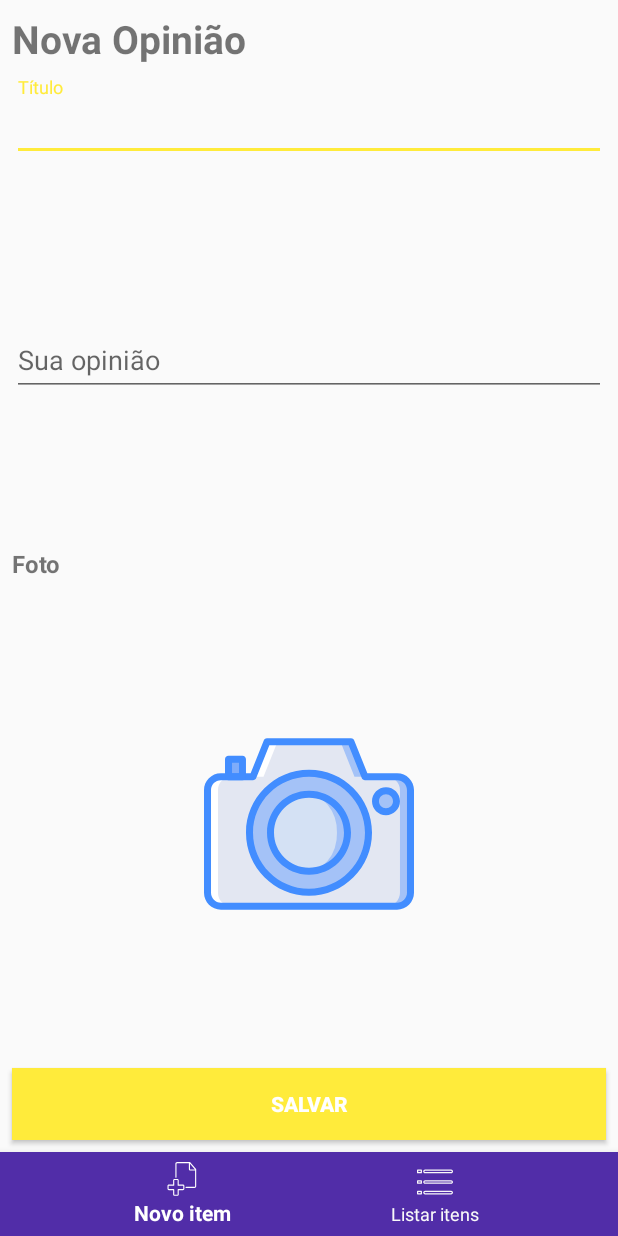
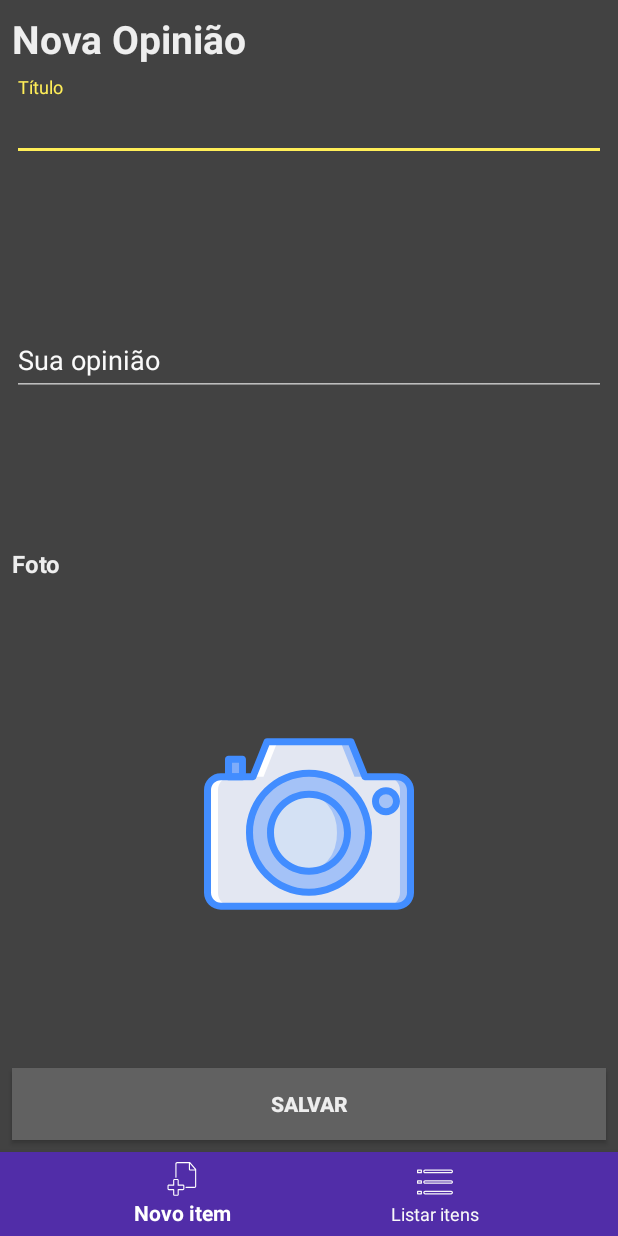
Before and after one commit to ronanlima/IesbAndroid1, an Android app: the screen it shows after launch (MainActivity), on a phone screen of 412 x 824 dp. Run offline under Robolectric (Android 15) with nearby library versions, the phone set to English and light mode, and no system bars.

Commit message:
Exercícios Aula 10 - Item 10.7

```diff
--- a/app/src/main/AndroidManifest.xml
+++ b/app/src/main/AndroidManifest.xml
@@ -17,7 +17,7 @@
         android:label="@string/app_name"
         android:roundIcon="@mipmap/ic_launcher_new_round"
         android:supportsRtl="true"
-        android:theme="@style/AppTheme.NoActionBar">
+        android:theme="@style/AppThemeNight.NoActionBar">
         <activity android:name=".MainActivity">
             <intent-filter>
                 <action android:name="android.intent.action.MAIN" />
--- a/app/src/main/res/layout/fragment_form.xml
+++ b/app/src/main/res/layout/fragment_form.xml
@@ -57,6 +57,31 @@
             android:inputType="textMultiLine" />
     </android.support.design.widget.TextInputLayout>
 
+    <Button
+        android:id="@+id/bt_salvar"
+        android:layout_width="match_parent"
+        android:layout_height="wrap_content"
+        android:layout_marginBottom="@dimen/button_margin_bottom"
+        android:layout_marginEnd="@dimen/button_margin_end"
+        android:layout_marginLeft="@dimen/button_margin_start"
+        android:layout_marginRight="@dimen/button_margin_end"
+        android:layout_marginStart="@dimen/button_margin_start"
+        android:text="@string/salvar"
+        android:textStyle="bold"
+        app:layout_constraintBottom_toBottomOf="parent"
+        app:layout_constraintEnd_toEndOf="parent"
+        app:layout_constraintStart_toStartOf="parent" />
+
+    <ImageView
+        android:id="@+id/iv_camera"
+        android:layout_width="140dp"
+        android:layout_height="140dp"
+        android:background="@drawable/ic_camera"
+        app:layout_constraintBottom_toTopOf="@id/bt_salvar"
+        app:layout_constraintEnd_toEndOf="parent"
+        app:layout_constraintStart_toStartOf="parent"
+        app:layout_constraintTop_toBottomOf="@id/tv_photo" />
+
     <TextView
         android:id="@+id/tv_photo"
         android:layout_width="wrap_content"
@@ -68,31 +93,7 @@
         android:textStyle="bold"
         app:layout_constraintBottom_toTopOf="@id/iv_camera"
         app:layout_constraintStart_toStartOf="parent"
+        app:layout_constraintLeft_toLeftOf="parent"
         app:layout_constraintTop_toBottomOf="@+id/til_opiniao" />
 
-    <ImageView
-        android:id="@+id/iv_camera"
-        android:layout_width="140dp"
-        android:layout_height="140dp"
-        android:background="@drawable/ic_camera"
-        app:layout_constraintBottom_toTopOf="@id/bt_salvar"
-        app:layout_constraintEnd_toEndOf="parent"
-        app:layout_constraintStart_toStartOf="parent"
-        app:layout_constraintTop_toBottomOf="@id/tv_photo" />
-
-    <Button
-        android:id="@+id/bt_salvar"
-        android:layout_width="match_parent"
-        android:layout_height="wrap_content"
-        android:layout_marginBottom="8dp"
-        android:layout_marginEnd="8dp"
-        android:layout_marginStart="8dp"
-        android:background="@color/colorAccent"
-        android:text="@string/salvar"
-        android:textColor="#fff"
-        android:textStyle="bold"
-        app:layout_constraintBottom_toBottomOf="parent"
-        app:layout_constraintEnd_toEndOf="parent"
-        app:layout_constraintStart_toStartOf="parent" />
-
 </android.support.constraint.ConstraintLayout>
--- a/app/src/main/res/values/colors.xml
+++ b/app/src/main/res/values/colors.xml
@@ -9,4 +9,13 @@
     <color name="colorDivider">#BDBDBD</color>
     <color name="background">#F9F9F9</color>
     <color name="branco">#fff</color>
+
+    <color name="night_colorPrimary">#616161</color>
+    <color name="night_colorPrimaryDark">#212121</color>
+    <color name="night_colorAccent">#FFEE58</color>
+    <color name="night_colorBackground">#424242</color>
+    <color name="night_textColor">#EEEEEE</color>
+    <color name="night_textColorSecondary">#BDBDBD</color>
+    <color name="night_textColorHint">#FAFAFA</color>
+    <color name="night_divider">#FFF9C4</color>
 </resources>
--- /dev/null
+++ b/app/src/main/res/values/dimens.xml
@@ -0,0 +1,5 @@
+<resources>
+    <dimen name="button_margin_start">8dp</dimen>
+    <dimen name="button_margin_end">8dp</dimen>
+    <dimen name="button_margin_bottom">8dp</dimen>
+</resources>
--- a/app/src/main/res/values/styles.xml
+++ b/app/src/main/res/values/styles.xml
@@ -6,9 +6,15 @@
         <item name="colorPrimary">@color/colorPrimary</item>
         <item name="colorPrimaryDark">@color/colorPrimaryDark</item>
         <item name="colorAccent">@color/colorAccent</item>
+        <item name="android:buttonStyle">@style/MyButtonStyle</item>
     </style>
 
     <style name="AppTheme.NoActionBar" parent="AppTheme">
+        <item name="windowNoTitle">true</item>
+        <item name="windowActionBar">false</item>
+    </style>
+
+    <style name="AppThemeNight.NoActionBar" parent="AppThemeNight">
         <item name="windowNoTitle">true</item>
         <item name="windowActionBar">false</item>
     </style>
@@ -17,4 +23,35 @@
         <item name="windowNoTitle">true</item>
     </style>
 
+    <style name="AppThemeNight" parent="Theme.AppCompat">
+        <item name="colorPrimary">@color/night_colorPrimary</item>
+        <item name="colorPrimaryDark">@color/night_colorPrimaryDark</item>
+        <item name="colorAccent">@color/night_colorAccent</item>
+        <item name="android:colorBackground">@color/night_colorBackground</item>
+        <item name="android:textColor">@color/night_textColor</item>
+        <item name="android:textColorHint">@color/night_textColorHint</item>
+        <item name="android:textColorPrimary">@color/night_textColor</item>
+        <item name="android:textColorSecondary">@color/night_textColorSecondary</item>
+        <item name="android:buttonStyle">@style/NightButtonStyle</item>
+    </style>
+
+    <style name="NightButtonStyle" parent="Widget.AppCompat.Button">
+        <item name="android:textColor">@color/night_textColor</item>
+        <item name="android:layout_width">match_parent</item>
+        <item name="android:layout_height">wrap_content</item>
+        <item name="android:layout_marginLeft">@dimen/button_margin_start</item>
+        <item name="android:layout_marginStart">@dimen/button_margin_start</item>
+        <item name="android:layout_marginEnd">@dimen/button_margin_end</item>
+        <item name="android:layout_marginRight">@dimen/button_margin_end</item>
+        <item name="android:layout_marginBottom">@dimen/button_margin_bottom</item>
+        <item name="android:background">@color/night_colorPrimary</item>
+    </style>
+
+    <style name="MyButtonStyle" parent="Widget.AppCompat.Button">
+        <item name="android:textColor">@color/branco</item>
+        <item name="android:layout_width">match_parent</item>
+        <item name="android:layout_height">wrap_content</item>
+        <item name="android:background">@color/colorAccent</item>
+    </style>
+
 </resources>
--- a/build.gradle
+++ b/build.gradle
@@ -1,8 +1,9 @@
 // Top-level build file where you can add configuration options common to all sub-projects/modules.
 
 buildscript {
-    ext.kotlin_version = '1.1.51'
+    ext.kotlin_version = '1.3.70'
     repositories {
+        mavenCentral()
         google()
         jcenter()
     }
@@ -17,6 +18,7 @@ buildscript {
 
 allprojects {
     repositories {
+        mavenCentral()
         google()
         jcenter()
     }
```
Also changed, not shown: gradle/wrapper/gradle-wrapper.properties.
